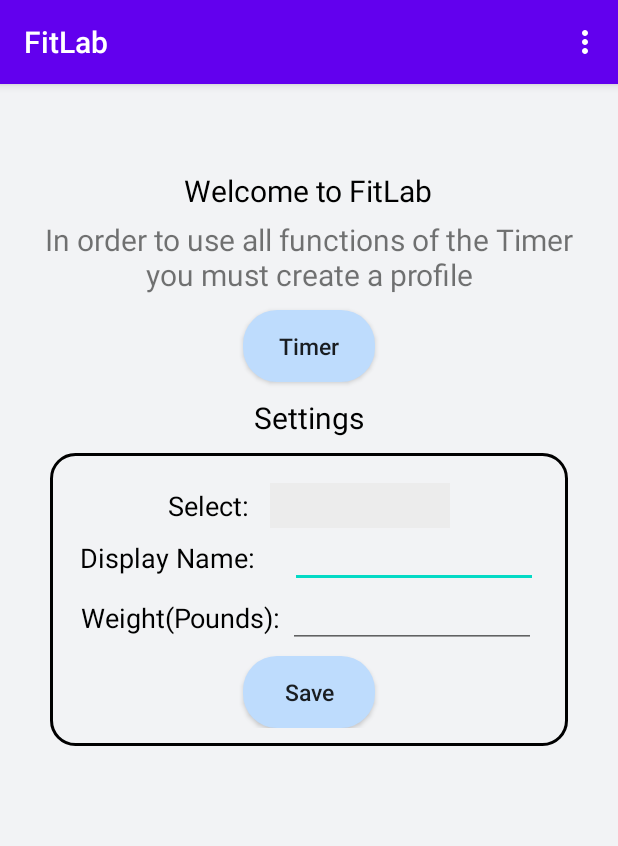
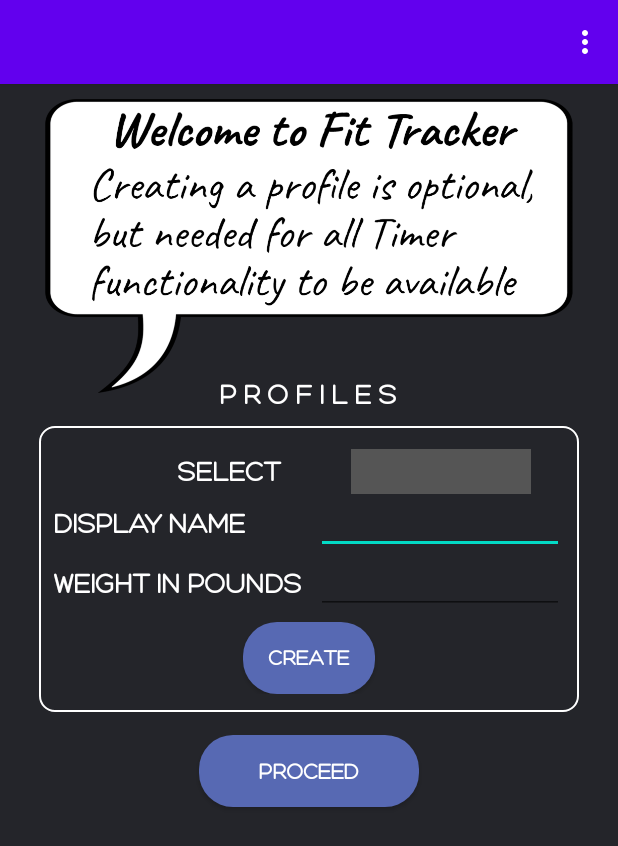
Before and after one commit to tajunk/Fitness-App--Android-, an Android app: the screen it shows after launch (MainActivity), on a phone screen of 412 x 824 dp. Shown: the top 846 px of the screen. Run offline under Robolectric (Android 15) with nearby library versions, the phone set to English and light mode, and no system bars.

Commit message:
Visual update

```diff
--- a/FitLab/app/build.gradle
+++ b/FitLab/app/build.gradle
@@ -31,4 +31,5 @@ dependencies {
     testImplementation 'junit:junit:4.12'
     androidTestImplementation 'androidx.test.ext:junit:1.1.1'
     androidTestImplementation 'androidx.test.espresso:espresso-core:3.2.0'
+
 }
--- a/FitLab/app/src/main/java/com/example/fitlab/MainActivity.java
+++ b/FitLab/app/src/main/java/com/example/fitlab/MainActivity.java
@@ -42,9 +42,7 @@ public class MainActivity extends AppCompatActivity implements AdapterView.OnIte
         setContentView(R.layout.activity_main);
         myDb = new DBManager(this);
 
-        initialMessage = (TextView) findViewById(R.id.initial_message);
         userWeight = (TextView) findViewById(R.id.user_weight_box);
-        infoMessage = (TextView) findViewById(R.id.info_message);
         nameEntry = (EditText) findViewById(R.id.display_name_entry);
         weightEntry = (EditText) findViewById(R.id.weight_measurement_entry);
         moveTimer = (Button) findViewById(R.id.button_timer_main);
--- a/FitLab/app/src/main/java/com/example/fitlab/TriggerActivity.java
+++ b/FitLab/app/src/main/java/com/example/fitlab/TriggerActivity.java
@@ -2,6 +2,7 @@ package com.example.fitlab;
 
 import androidx.annotation.NonNull;
 import androidx.appcompat.app.AppCompatActivity;
+import androidx.core.content.res.ResourcesCompat;
 
 import android.content.Intent;
 import android.database.Cursor;
@@ -65,6 +66,7 @@ public class TriggerActivity extends AppCompatActivity implements AdapterView.On
         myDb = new DBManager(this);
 
         stopWatch = findViewById(R.id.stop_watch);
+        stopWatch.setTypeface(ResourcesCompat.getFont(this, R.font.alba____));
         stopWatch.setFormat("%s");
         stopWatch.setBase(SystemClock.elapsedRealtime());
 
--- a/FitLab/app/src/main/res/drawable/border.xml
+++ b/FitLab/app/src/main/res/drawable/border.xml
@@ -1,6 +1,6 @@
 <?xml version="1.0" encoding="UTF-8"?>
 <shape xmlns:android= "http://schemas.android.com/apk/res/android"
     android:shape="rectangle">
-    <stroke android:width="2dp" android:color="#000"/>
-    <corners android:radius="16dp"/>
+    <stroke android:width="1dp" android:color="#fff"/>
+    <corners android:radius="10dp"/>
 </shape>
--- a/FitLab/app/src/main/res/drawable/button_style.xml
+++ b/FitLab/app/src/main/res/drawable/button_style.xml
@@ -4,7 +4,7 @@
         <shape android:shape="rectangle">
             <size android:width="5dp" android:height="5dp" />
             <stroke android:color="#b6b6b6" />
-            <solid android:color="#bedcfd" />
+            <solid android:color="#5769b3" />
             <corners android:radius="34px" />
         </shape>
     </item>
@@ -12,8 +12,8 @@
         <shape android:shape="rectangle">
             <size android:width="5dp" android:height="5dp" />
             <stroke android:color="#b6b6b6" />
-            <solid android:color="#92c0f0" />
-            <corners android:radius="48px" />
+            <solid android:color="#4c5b97" />
+            <corners android:radius="26px" />
         </shape>
     </item>
 </selector>
--- a/FitLab/app/src/main/res/layout/activity_main.xml
+++ b/FitLab/app/src/main/res/layout/activity_main.xml
@@ -6,62 +6,28 @@
     android:layout_height="match_parent"
     tools:context=".MainActivity"
     android:orientation="vertical"
-    android:background="@color/colorBack">
-    <TextView
-        android:id="@+id/user_weight_box"
+    android:background="#24252a">
+
+    <ImageView
+        android:id="@+id/speech_bubble"
         android:layout_width="wrap_content"
-        android:layout_height="wrap_content"
-        android:text=""
-        android:layout_gravity="center_horizontal"
-        android:paddingLeft="10dp"
-        android:textSize="20sp"
-        android:textColor="@color/colorBlack"
-        android:visibility="invisible"/>
-    <LinearLayout
-    android:layout_width="wrap_content"
-    android:layout_height="wrap_content"
-    android:layout_gravity="center_horizontal"
-    android:orientation="horizontal"
-    android:layout_marginBottom="5dp"
-    android:layout_marginTop="30dp">
-        <TextView
-            android:id="@+id/initial_message"
-            android:layout_width="wrap_content"
-            android:layout_height="wrap_content"
-            android:text="Welcome to FitLab"
-            android:layout_gravity="center_horizontal"
-            android:textSize="20sp"
-            android:textColor="@color/colorBlack"/>
-    </LinearLayout>
-    <TextView
-        android:id="@+id/info_message"
-        android:layout_width="wrap_content"
-        android:layout_height="wrap_content"
-        android:text="In order to use all functions of the Timer you must create a profile"
-        android:layout_gravity="center_horizontal"
-        android:textAlignment="center"
-        android:paddingLeft="25dp"
-        android:paddingRight="25dp"
-        android:textSize="20sp"/>
-    <Button
-        android:id="@+id/button_timer_main"
-        android:layout_width="wrap_content"
-        android:layout_height="wrap_content"
-        android:layout_gravity="center_horizontal"
-        android:background="@drawable/button_style"
-        android:layout_marginTop="10dp"
-        android:text="Timer"
-        android:textAllCaps="false"
-        android:textSize="15sp" />
+        android:layout_height="206dp"
+        android:layout_marginBottom="-20dp"
+        android:paddingLeft="6dp"
+        android:paddingTop="10dp"
+        android:paddingRight="4dp"
+        android:src="@drawable/welcomebubble"></ImageView>
+
     <TextView
         android:layout_width="wrap_content"
         android:layout_height="wrap_content"
-        android:text="Settings"
+        android:text="P R O F I L E S"
+        android:fontFamily="@font/traffolight"
         android:layout_gravity="center_horizontal"
         android:textSize="20sp"
         android:layout_marginTop="10dp"
         android:layout_marginBottom="10dp"
-        android:textColor="@color/colorBlack"/>
+        android:textColor="#fff"/>
 
     <LinearLayout
         android:layout_width="wrap_content"
@@ -70,9 +36,9 @@
         android:layout_marginBottom="5dp"
         android:background="@drawable/border"
         android:orientation="vertical"
-        android:paddingTop="20dp"
-        android:paddingLeft="20dp"
-        android:paddingRight="20dp"
+        android:paddingTop="15dp"
+        android:paddingLeft="10dp"
+        android:paddingRight="10dp"
         android:paddingBottom="12dp"
         android:layout_marginLeft="20dp"
         android:layout_marginRight="20dp">
@@ -85,15 +51,16 @@
                 android:layout_width="wrap_content"
                 android:layout_height="wrap_content"
                 android:layout_gravity="center_vertical"
-                android:text="Select:   "
-                android:textColor="@color/colorBlack"
-                android:textSize="18sp" />
+                android:text="             SELECT          "
+                android:textColor="#fff"
+                android:fontFamily="@font/traffolight"
+                android:textSize="20sp" />
             <Spinner
                 android:id="@+id/profile_list"
                 android:layout_width="120dp"
                 android:layout_height="30sp"
                 android:textAlignment="center"
-                android:background="@color/colorFade"
+                android:background="#555555"
                 android:layout_gravity="center_horizontal" />
         </LinearLayout>
         <LinearLayout
@@ -105,13 +72,15 @@
                 android:layout_width="wrap_content"
                 android:layout_height="wrap_content"
                 android:layout_gravity="center_vertical"
-                android:text="Display Name:     "
-                android:textColor="@color/colorBlack"
-                android:textSize="18sp" />
+                android:text="DISPLAY NAME          "
+                android:textColor="#fff"
+                android:fontFamily="@font/traffolight"
+                android:textSize="20sp" />
             <EditText
                 android:id="@+id/display_name_entry"
                 android:layout_width="165dp"
-                android:layout_height="40dp">
+                android:layout_height="40dp"
+                android:textColor="#fff">
             </EditText>
         </LinearLayout>
         <LinearLayout
@@ -123,13 +92,15 @@
                 android:layout_width="wrap_content"
                 android:layout_height="wrap_content"
                 android:layout_gravity="center"
-                android:text="Weight(Pounds): "
-                android:textColor="@color/colorBlack"
-                android:textSize="18sp" />
+                android:text="WEIGHT IN POUNDS  "
+                android:textColor="#fff"
+                android:fontFamily="@font/traffolight"
+                android:textSize="20sp" />
             <EditText
                 android:id="@+id/weight_measurement_entry"
                 android:layout_width="165dp"
-                android:layout_height="40dp">
+                android:layout_height="40dp"
+                android:textColor="#fff">
             </EditText>
         </LinearLayout>
         <Button
@@ -139,10 +110,37 @@
             android:layout_gravity="center_horizontal"
             android:background="@drawable/button_style"
             android:layout_marginTop="5dp"
-            android:text="Save"
+            android:text="CREATE"
             android:onClick="saveButton"
-            android:textAllCaps="false"
+            android:textColor="#fff"
+            android:fontFamily="@font/traffolight"
             android:textSize="15sp" />
     </LinearLayout>
 
+    <Button
+        android:id="@+id/button_timer_main"
+        android:layout_width="wrap_content"
+        android:layout_height="wrap_content"
+        android:layout_gravity="center_horizontal"
+        android:layout_marginTop="10dp"
+        android:background="@drawable/button_style"
+        android:paddingLeft="40dp"
+        android:paddingRight="40dp"
+        android:text="PROCEED"
+        android:textColor="#fff"
+        android:fontFamily="@font/traffolight"
+        android:textSize="16sp" />
+
+    <TextView
+        android:id="@+id/user_weight_box"
+        android:layout_width="wrap_content"
+        android:layout_height="wrap_content"
+        android:text=""
+        android:layout_gravity="center_horizontal"
+        android:paddingLeft="10dp"
+        android:textSize="20sp"
+        android:textColor="@color/colorBlack"
+        android:visibility="invisible"/>
+
+
 </LinearLayout>
--- a/FitLab/app/src/main/res/values/strings.xml
+++ b/FitLab/app/src/main/res/values/strings.xml
@@ -1,5 +1,5 @@
 <resources>
-    <string name="app_name">FitLab</string>
+    <string name="app_name"></string>
     <string name="preference_key_user_name">user_name</string>
     <string name="preference_key_weight">weight</string>
 </resources>
--- a/FitLab/build.gradle
+++ b/FitLab/build.gradle
@@ -8,7 +8,7 @@ buildscript {
 
     }
     dependencies {
-        classpath 'com.android.tools.build:gradle:3.6.1'
+        classpath 'com.android.tools.build:gradle:4.0.1'
 
 
         // NOTE: Do not place your application dependencies here; they belong
```
Also changed, not shown: FitLab/app/src/main/res/drawable/shadow.xml (added, +17 -0 lines), FitLab/app/src/main/res/font/traff.xml (added, +7 -0 lines), FitLab/app/src/main/res/layout/activity_trigger.xml (+53 -24 lines), FitLab/app/src/main/res/layout/item_layout.xml (+29 -2 lines), FitLab/app/src/main/res/drawable/welcomebubble.png (added), FitLab/app/src/main/res/font/air_mitalic.ttf (added), FitLab/app/src/main/res/font/airmill_o.ttf (added), FitLab/app/src/main/res/font/alba____.TTF (added), FitLab/app/src/main/res/font/albas.TTF (added), FitLab/app/src/main/res/font/traffolight.otf (added), FitLab/gradle/wrapper/gradle-wrapper.properties.
